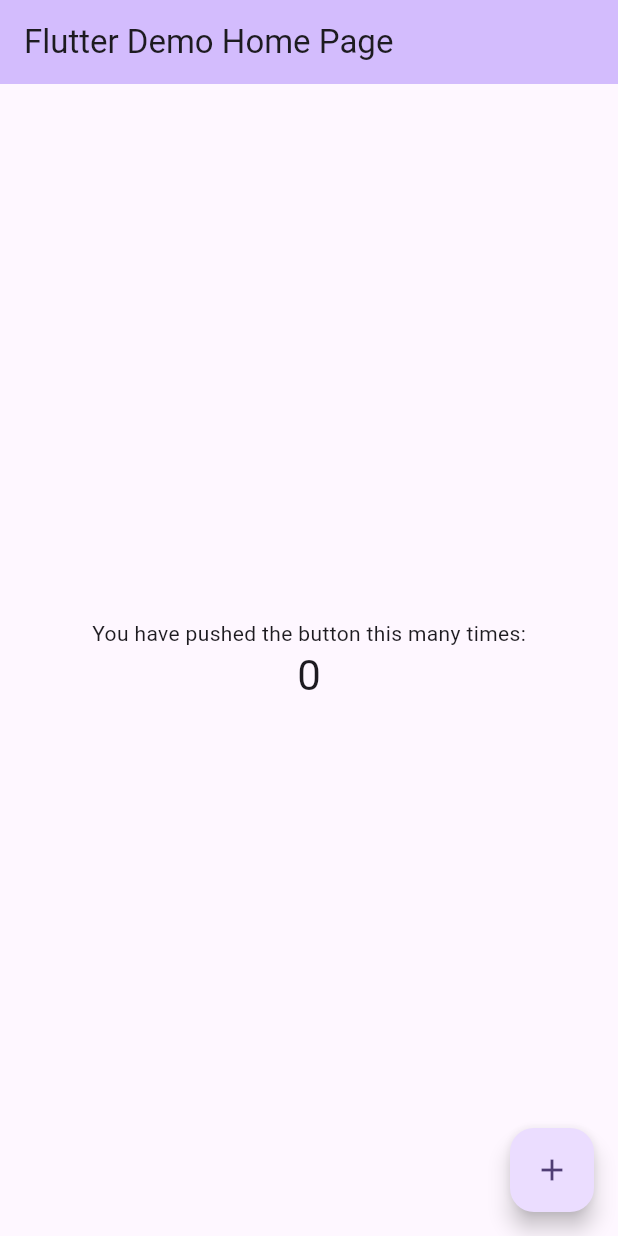
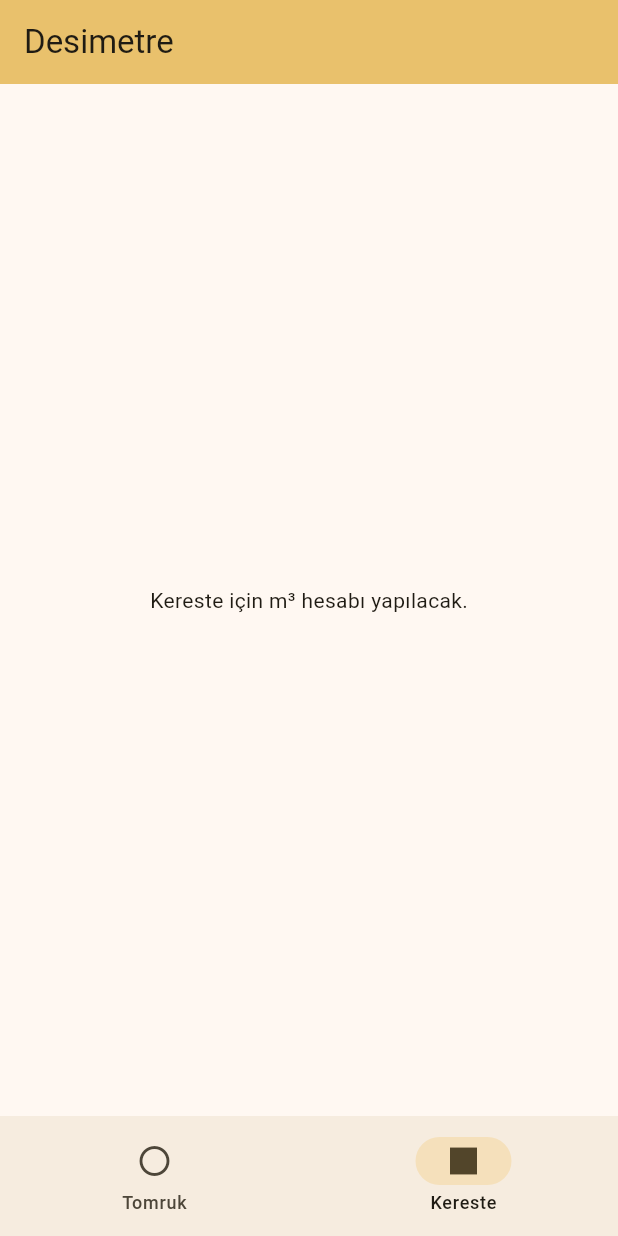
Before and after one commit to sdemir60/app_desimetre, a Flutter app: the screen it shows after launch, on a phone screen of 412 x 824 dp. Run offline on Flutter 3.47's test engine with Material 2 defaults, Android fonts, the phone set to English and light mode, and no system bars.

```diff
--- a/lib/main.dart
+++ b/lib/main.dart
@@ -7,46 +7,21 @@ void main() {
 class MyApp extends StatelessWidget {
   const MyApp({super.key});
 
-  // This widget is the root of your application.
   @override
   Widget build(BuildContext context) {
     return MaterialApp(
-      title: 'Flutter Demo',
+      title: 'Desimetre',
       theme: ThemeData(
-        // This is the theme of your application.
-        //
-        // TRY THIS: Try running your application with "flutter run". You'll see
-        // the application has a blue toolbar. Then, without quitting the app,
-        // try changing the seedColor in the colorScheme below to Colors.green
-        // and then invoke "hot reload" (save your changes or press the "hot
-        // reload" button in a Flutter-supported IDE, or press "r" if you used
-        // the command line to start the app).
-        //
-        // Notice that the counter didn't reset back to zero; the application
-        // state is not lost during the reload. To reset the state, use hot
-        // restart instead.
-        //
-        // This works for code too, not just values: Most code changes can be
-        // tested with just a hot reload.
-        colorScheme: ColorScheme.fromSeed(seedColor: Colors.deepPurple),
+        colorScheme: ColorScheme.fromSeed(seedColor: Colors.amber),
         useMaterial3: true,
       ),
-      home: const MyHomePage(title: 'Flutter Demo Home Page'),
+      home: const MyHomePage(title: 'Desimetre'),
     );
   }
 }
 
 class MyHomePage extends StatefulWidget {
   const MyHomePage({super.key, required this.title});
-
-  // This widget is the home page of your application. It is stateful, meaning
-  // that it has a State object (defined below) that contains fields that affect
-  // how it looks.
-
-  // This class is the configuration for the state. It holds the values (in this
-  // case the title) provided by the parent (in this case the App widget) and
-  // used by the build method of the State. Fields in a Widget subclass are
-  // always marked "final".
 
   final String title;
 
@@ -55,71 +30,49 @@ class MyHomePage extends StatefulWidget {
 }
 
 class _MyHomePageState extends State<MyHomePage> {
-  int _counter = 0;
 
-  void _incrementCounter() {
-    setState(() {
-      // This call to setState tells the Flutter framework that something has
-      // changed in this State, which causes it to rerun the build method below
-      // so that the display can reflect the updated values. If we changed
-      // _counter without calling setState(), then the build method would not be
-      // called again, and so nothing would appear to happen.
-      _counter++;
-    });
-  }
+  int selectedPageIndex = 1;
 
   @override
   Widget build(BuildContext context) {
-    // This method is rerun every time setState is called, for instance as done
-    // by the _incrementCounter method above.
-    //
-    // The Flutter framework has been optimized to make rerunning build methods
-    // fast, so that you can just rebuild anything that needs updating rather
-    // than having to individually change instances of widgets.
+
     return Scaffold(
       appBar: AppBar(
-        // TRY THIS: Try changing the color here to a specific color (to
-        // Colors.amber, perhaps?) and trigger a hot reload to see the AppBar
-        // change color while the other colors stay the same.
         backgroundColor: Theme.of(context).colorScheme.inversePrimary,
-        // Here we take the value from the MyHomePage object that was created by
-        // the App.build method, and use it to set our appbar title.
         title: Text(widget.title),
       ),
-      body: Center(
-        // Center is a layout widget. It takes a single child and positions it
-        // in the middle of the parent.
-        child: Column(
-          // Column is also a layout widget. It takes a list of children and
-          // arranges them vertically. By default, it sizes itself to fit its
-          // children horizontally, and tries to be as tall as its parent.
-          //
-          // Column has various properties to control how it sizes itself and
-          // how it positions its children. Here we use mainAxisAlignment to
-          // center the children vertically; the main axis here is the vertical
-          // axis because Columns are vertical (the cross axis would be
-          // horizontal).
-          //
-          // TRY THIS: Invoke "debug painting" (choose the "Toggle Debug Paint"
-          // action in the IDE, or press "p" in the console), to see the
-          // wireframe for each widget.
-          mainAxisAlignment: MainAxisAlignment.center,
-          children: <Widget>[
-            const Text(
-              'You have pushed the button this many times:',
-            ),
-            Text(
-              '$_counter',
-              style: Theme.of(context).textTheme.headlineMedium,
-            ),
-          ],
+      body: const [
+        Center(
+          child: Text(
+            'Tomruk için m³ hesabı yapılacak.',
+          ),
         ),
+        Center(
+          child: Text(
+            'Kereste için m³ hesabı yapılacak.',
+          ),
+        ),
+      ][selectedPageIndex],
+      bottomNavigationBar: NavigationBar(
+        selectedIndex: selectedPageIndex,
+        onDestinationSelected: (int index) {
+          setState(() {
+            selectedPageIndex = index;
+          });
+        },
+        destinations: const <NavigationDestination>[
+          NavigationDestination(
+            selectedIcon: Icon(Icons.circle),
+            icon: Icon(Icons.circle_outlined),
+            label: 'Tomruk',
+          ),
+          NavigationDestination(
+            selectedIcon: Icon(Icons.square),
+            icon: Icon(Icons.square_outlined),
+            label: 'Kereste',
+          ),
+        ],
       ),
-      floatingActionButton: FloatingActionButton(
-        onPressed: _incrementCounter,
-        tooltip: 'Increment',
-        child: const Icon(Icons.add),
-      ), // This trailing comma makes auto-formatting nicer for build methods.
     );
   }
 }
```
